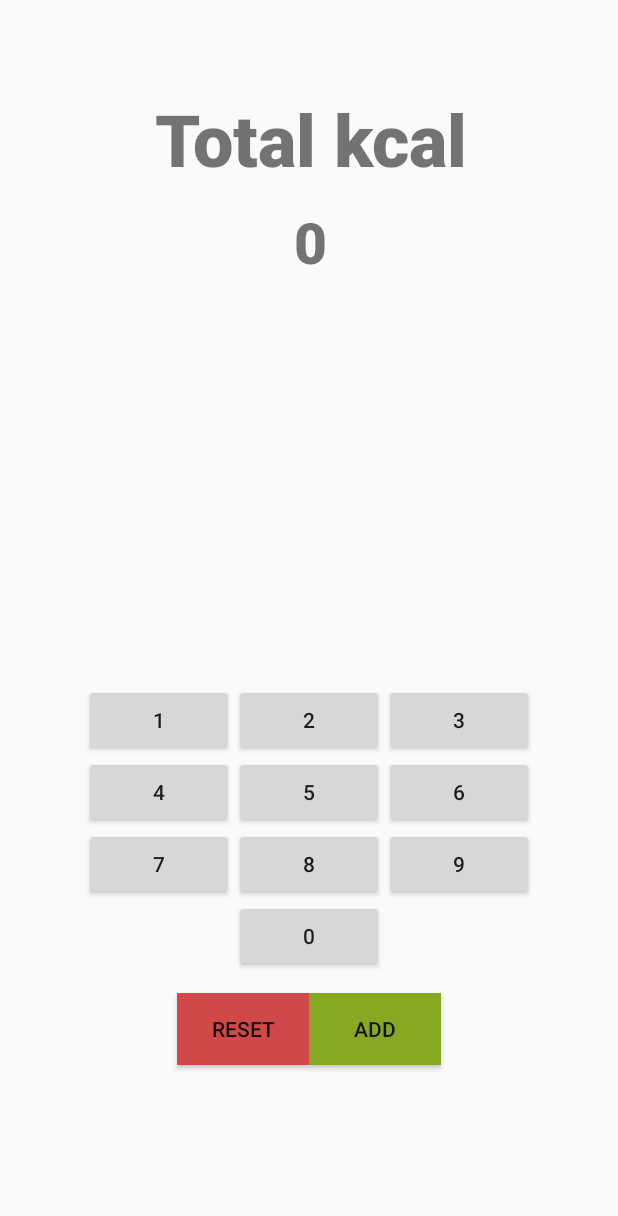
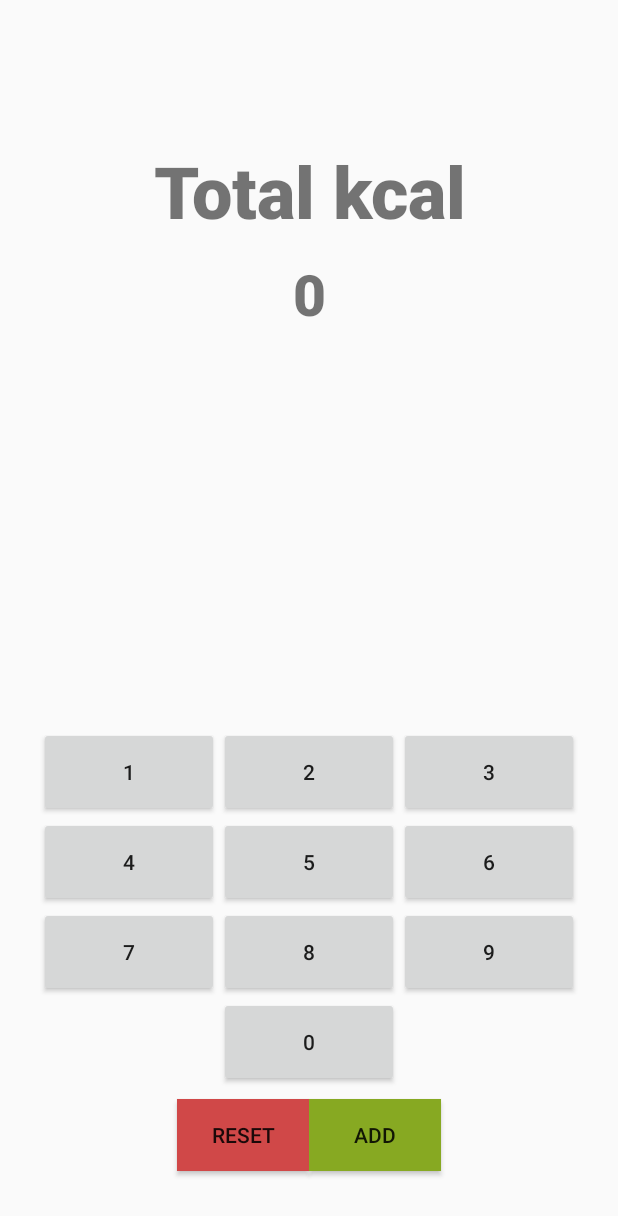
Before and after one commit to Kevin-Aas/KaloriApp, an Android app: the screen it shows after launch (MainActivity), on a phone screen of 412 x 824 dp. Shown: the top 1216 px of the screen. Run offline under Robolectric (Android 15) with nearby library versions, the phone set to English and light mode, and no system bars.

Commit message:
Adjust layout and sizes of buttons

```diff
--- a/app/src/main/res/layout/activity_main.xml
+++ b/app/src/main/res/layout/activity_main.xml
@@ -3,9 +3,19 @@
     xmlns:app="http://schemas.android.com/apk/res-auto"
     xmlns:tools="http://schemas.android.com/tools"
     android:layout_width="wrap_content"
-    android:layout_height="wrap_content"
-    android:layout_gravity="center_horizontal"
+    android:layout_height="match_parent"
+    android:layout_gravity="center"
     tools:context=".MainActivity">
+
+    <LinearLayout
+        android:layout_width="wrap_content"
+        android:layout_height="match_parent"
+        android:orientation="vertical"
+        android:gravity="center"
+        app:layout_constraintBottom_toBottomOf="parent"
+        app:layout_constraintEnd_toEndOf="parent"
+        app:layout_constraintStart_toStartOf="parent"
+        app:layout_constraintTop_toTopOf="parent">
 
         <LinearLayout
             android:id="@+id/linearLayout"
@@ -53,14 +63,13 @@
                 android:id="@+id/listKcal"
                 android:layout_width="match_parent"
                 android:layout_height="match_parent"
-            android:paddingHorizontal="10dp"
-            />
+                android:paddingHorizontal="10dp" />
         </LinearLayout>
 
         <LinearLayout
             android:id="@+id/linearLayout3"
             android:layout_width="384dp"
-        android:layout_height="204dp"
+            android:layout_height="wrap_content"
             android:gravity="center"
             android:orientation="vertical"
             app:layout_constraintBottom_toBottomOf="parent"
@@ -71,94 +80,93 @@
 
             <LinearLayout
                 android:layout_width="match_parent"
-            android:layout_height="wrap_content"
+                android:layout_height="60dp"
                 android:gravity="center_horizontal"
                 android:orientation="horizontal">
 
                 <Button
                     android:id="@+id/button1"
-                android:layout_width="100dp"
-                android:layout_height="wrap_content"
+                    android:layout_width="120dp"
+                    android:layout_height="match_parent"
                     android:text="1" />
 
                 <Button
                     android:id="@+id/button2"
-                android:layout_width="100dp"
-                android:layout_height="wrap_content"
+                    android:layout_width="120dp"
+                    android:layout_height="match_parent"
                     android:text="2" />
 
                 <Button
                     android:id="@+id/button3"
-                android:layout_width="100dp"
-                android:layout_height="wrap_content"
+                    android:layout_width="120dp"
+                    android:layout_height="match_parent"
                     android:text="3" />
             </LinearLayout>
 
             <LinearLayout
                 android:layout_width="match_parent"
-            android:layout_height="wrap_content"
+                android:layout_height="60dp"
                 android:gravity="center_horizontal"
                 android:orientation="horizontal">
 
                 <Button
                     android:id="@+id/button4"
-                android:layout_width="100dp"
-                android:layout_height="wrap_content"
+                    android:layout_width="120dp"
+                    android:layout_height="match_parent"
                     android:text="4" />
 
                 <Button
                     android:id="@+id/button5"
-                android:layout_width="100dp"
-                android:layout_height="wrap_content"
+                    android:layout_width="120dp"
+                    android:layout_height="match_parent"
                     android:text="5" />
 
                 <Button
                     android:id="@+id/button6"
-                android:layout_width="100dp"
-                android:layout_height="wrap_content"
+                    android:layout_width="120dp"
+                    android:layout_height="match_parent"
                     android:text="6" />
             </LinearLayout>
 
             <LinearLayout
                 android:layout_width="match_parent"
-            android:layout_height="wrap_content"
+                android:layout_height="60dp"
                 android:gravity="center_horizontal"
                 android:orientation="horizontal">
 
                 <Button
                     android:id="@+id/button7"
-                android:layout_width="100dp"
-                android:layout_height="wrap_content"
+                    android:layout_width="120dp"
+                    android:layout_height="match_parent"
                     android:text="7" />
 
                 <Button
                     android:id="@+id/button8"
-                android:layout_width="100dp"
-                android:layout_height="wrap_content"
+                    android:layout_width="120dp"
+                    android:layout_height="match_parent"
                     android:text="8" />
 
                 <Button
                     android:id="@+id/button9"
-                android:layout_width="100dp"
-                android:layout_height="wrap_content"
+                    android:layout_width="120dp"
+                    android:layout_height="match_parent"
                     android:text="9" />
             </LinearLayout>
 
             <LinearLayout
                 android:layout_width="match_parent"
-            android:layout_height="wrap_content"
+                android:layout_height="60dp"
                 android:gravity="center_horizontal">
 
                 <Button
                     android:id="@+id/button0"
-                android:layout_width="100dp"
+                    android:layout_width="120dp"
                     android:layout_height="match_parent"
                     android:text="0" />
             </LinearLayout>
 
 
         </LinearLayout>
-
 
 
         <LinearLayout
@@ -172,24 +180,21 @@
             app:layout_constraintTop_toBottomOf="@+id/linearLayout3">
 
 
-
             <Button
                 android:id="@+id/reset"
                 android:layout_width="wrap_content"
                 android:layout_height="wrap_content"
-            android:text="Reset"
                 android:background="#D04848"
-            />
+                android:text="Reset" />
 
             <Button
                 android:id="@+id/add"
                 android:layout_width="wrap_content"
                 android:layout_height="wrap_content"
-            android:text="Add"
                 android:background="#87A922"
-            />
+                android:text="Add" />
 
         </LinearLayout>
-
+    </LinearLayout>
 
 </androidx.constraintlayout.widget.ConstraintLayout>
```
Lines whose indentation alone changed are shown as unchanged.
